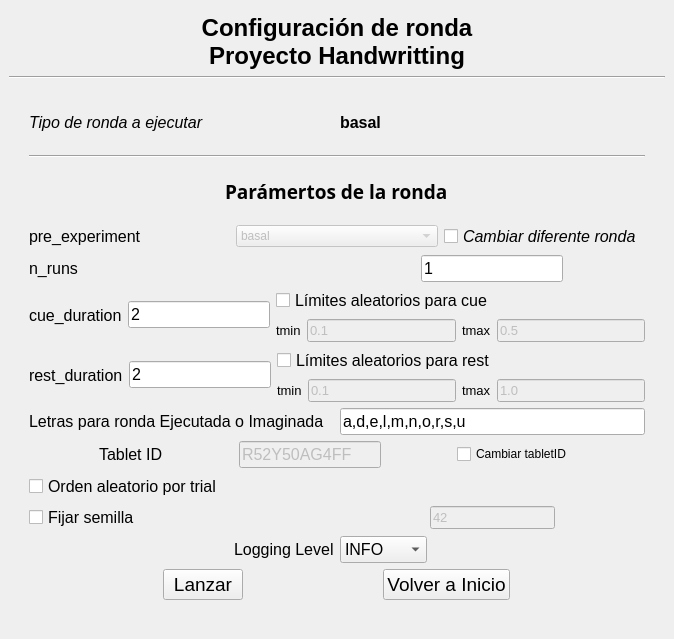
lucasbaldezzari/pyhwr, file pyhwr/widgets/runConfigurationApp.ui: the form before one commit.
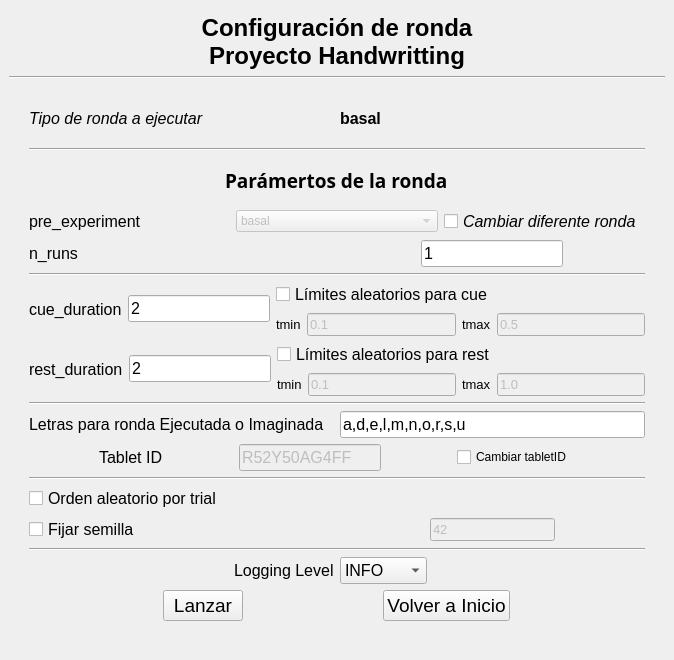
The form after the commit.

The edit to the form file:
```diff
--- a/pyhwr/widgets/runConfigurationApp.ui
+++ b/pyhwr/widgets/runConfigurationApp.ui
@@ -7,7 +7,7 @@
     <x>0</x>
     <y>0</y>
     <width>674</width>
-    <height>639</height>
+    <height>660</height>
    </rect>
   </property>
   <property name="sizePolicy">
@@ -261,6 +261,17 @@
           </item>
          </layout>
         </item>
+        <item>
+         <layout class="QVBoxLayout" name="verticalLayout_5">
+          <item>
+           <widget class="Line" name="line_3">
+            <property name="orientation">
+             <enum>Qt::Horizontal</enum>
+            </property>
+           </widget>
+          </item>
+         </layout>
+        </item>
         <item>
          <layout class="QHBoxLayout" name="horizontalLayout_3">
           <item alignment="Qt::AlignLeft">
@@ -481,6 +492,17 @@
           </item>
          </layout>
         </item>
+        <item>
+         <layout class="QVBoxLayout" name="verticalLayout_7">
+          <item>
+           <widget class="Line" name="line_4">
+            <property name="orientation">
+             <enum>Qt::Horizontal</enum>
+            </property>
+           </widget>
+          </item>
+         </layout>
+        </item>
         <item>
          <layout class="QHBoxLayout" name="horizontalLayout">
           <item>
@@ -577,6 +599,17 @@
           </item>
          </layout>
         </item>
+        <item>
+         <layout class="QVBoxLayout" name="verticalLayout_8">
+          <item>
+           <widget class="Line" name="line_6">
+            <property name="orientation">
+             <enum>Qt::Horizontal</enum>
+            </property>
+           </widget>
+          </item>
+         </layout>
+        </item>
         <item>
          <layout class="QHBoxLayout" name="horizontalLayout_11">
           <item alignment="Qt::AlignLeft">
@@ -630,6 +663,17 @@
           </item>
          </layout>
         </item>
+        <item>
+         <layout class="QVBoxLayout" name="verticalLayout_9">
+          <item>
+           <widget class="Line" name="line_5">
+            <property name="orientation">
+             <enum>Qt::Horizontal</enum>
+            </property>
+           </widget>
+          </item>
+         </layout>
+        </item>
         <item>
          <layout class="QHBoxLayout" name="horizontalLayout_12">
           <item alignment="Qt::AlignRight">
```
